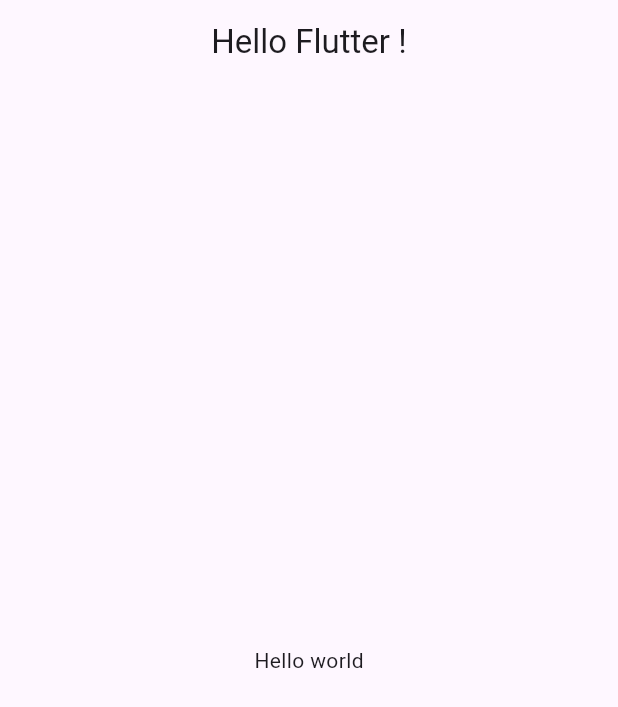
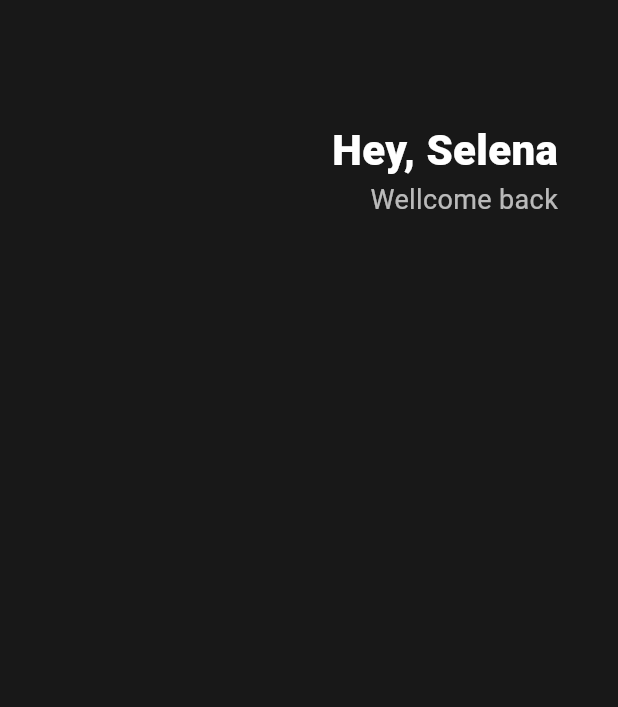
Before and after one commit to Alpaca92/IAL, a Flutter app: the screen it shows after launch, on a phone screen of 412 x 824 dp. Shown: the top 707 px of the screen. Run offline on Flutter 3.47's test engine with Material 3 defaults, Android fonts, the phone set to English and light mode, and no system bars.

Commit message:
#3.0 Header

```diff
--- a/toonflix/lib/main.dart
+++ b/toonflix/lib/main.dart
@@ -11,15 +11,40 @@ class App extends StatelessWidget {
   Widget build(BuildContext context) {
     return MaterialApp(
       home: Scaffold(
-        appBar: AppBar(
-          title: const Text(
-            'Hello Flutter !',
-          ),
-          centerTitle: true,
-        ),
-        body: const Center(
-          child: Text(
-            'Hello world',
+        backgroundColor: const Color(0xff181818),
+        body: Padding(
+          padding: const EdgeInsets.symmetric(horizontal: 40),
+          child: Column(
+            children: [
+              const SizedBox(
+                height: 80,
+              ),
+              Row(
+                mainAxisAlignment: MainAxisAlignment.end,
+                children: [
+                  Column(
+                    crossAxisAlignment: CrossAxisAlignment.end,
+                    children: [
+                      const Text(
+                        'Hey, Selena',
+                        style: TextStyle(
+                          color: Colors.white,
+                          fontSize: 28,
+                          fontWeight: FontWeight.w800,
+                        ),
+                      ),
+                      Text(
+                        'Wellcome back',
+                        style: TextStyle(
+                          color: Colors.white.withOpacity(0.7),
+                          fontSize: 18,
+                        ),
+                      ),
+                    ],
+                  )
+                ],
+              )
+            ],
           ),
         ),
       ),
```
